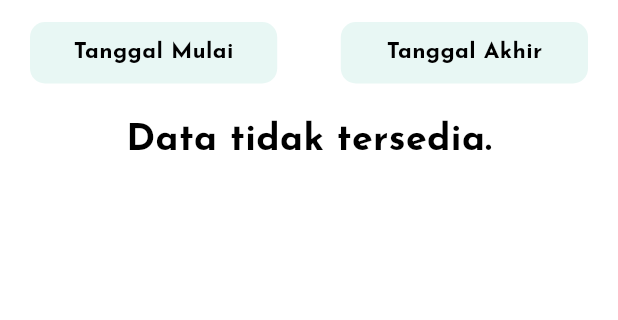
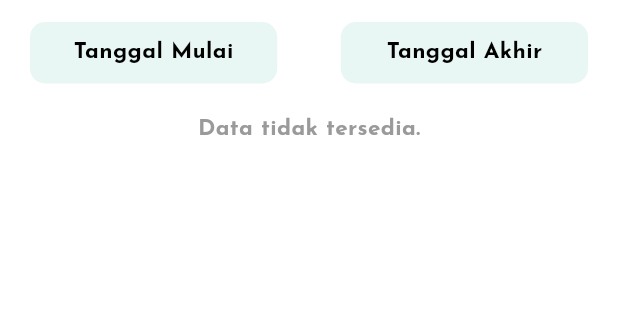
Before and after one commit to adimaulanaa/mitask, a Flutter app: the screen it shows after launch, after a tap on an icon or button, on a phone screen of 412 x 824 dp, the part 62-382 px from its top. Run offline on Flutter 3.47's test engine with Material 3 defaults, Android fonts, the phone set to English and light mode, and no system bars; our stand-ins replace dartz, equatable, flutter_bloc, flutter_svg, get_it, permission_handler and 3 more; accounts and stored records are empty.

Commit message:
fix other view

```diff
--- a/lib/core/config/config_resources.dart
+++ b/lib/core/config/config_resources.dart
@@ -17,7 +17,7 @@ class StringResources {
 
   //! Dashboard
   static const String title = "Title...";
-  static const String subtitle = "Sub Title...";
+  static const String subtitle = "Subtitle...";
   static const String notes = "Notes...";
   static const String type = "Tipe...";
 
--- /dev/null
+++ b/lib/core/utils/data_empty.dart
@@ -0,0 +1,14 @@
+import 'package:flutter/material.dart';
+import 'package:mitask/core/media/media_text.dart';
+
+Widget dataIsEmpty() {
+  return Center(
+    child: Text(
+      'Data tidak tersedia.',
+      style: greyTextstyle.copyWith(
+        fontSize: 15,
+        fontWeight: bold,
+      ),
+    ),
+  );
+}
--- a/lib/features/dashboard/presentation/pages/create_task_screen.dart
+++ b/lib/features/dashboard/presentation/pages/create_task_screen.dart
@@ -34,7 +34,7 @@ class _CreateTaskScreenState extends State<CreateTaskScreen> {
   DateTime? dateOn;
   String? selectedType;
   String inDay = '';
-  List<String> listType = ['Work', 'Personal'];
+  List<String> listType = ['Work', 'Personal', 'Dll'];
 
   @override
   void initState() {
--- a/lib/features/dashboard/presentation/pages/dashboard_screen.dart
+++ b/lib/features/dashboard/presentation/pages/dashboard_screen.dart
@@ -6,6 +6,7 @@ import 'package:mitask/core/config/config_resources.dart';
 import 'package:mitask/core/media/media_colors.dart';
 import 'package:mitask/core/media/media_res.dart';
 import 'package:mitask/core/media/media_text.dart';
+import 'package:mitask/core/utils/data_empty.dart';
 import 'package:mitask/core/utils/loading_helpers.dart';
 import 'package:mitask/core/utils/popup_information_task.dart';
 import 'package:mitask/core/utils/snackbar_extension.dart';
@@ -128,10 +129,12 @@ class _DashboardScreenState extends State<DashboardScreen> {
             }
           } else if (state is DeleteTaskSuccess) {
             if (state.data.isSucces) {
+              getDash();
               getTask(filterDate);
             }
           } else if (state is ChangeDateTaskSuccess) {
             if (state.data.isSucces) {
+              getDash();
               getTask(filterDate);
             } else {
               context.showErrorSnackBar(
@@ -165,8 +168,9 @@ class _DashboardScreenState extends State<DashboardScreen> {
     );
   }
 
-  Column _bodyData(BuildContext context, Size size) {
-    return Column(
+  Widget _bodyData(BuildContext context, Size size) {
+    return SafeArea(
+      child: Column(
         children: [
           Container(
             height: size.height * 0.31,
@@ -291,6 +295,7 @@ class _DashboardScreenState extends State<DashboardScreen> {
           ),
           SizedBox(height: size.height * 0.01),
         ],
+      ),
     );
   }
 
@@ -315,16 +320,6 @@ class _DashboardScreenState extends State<DashboardScreen> {
       ),
     );
   }
-
-  Widget dataIsEmpty() => Center(
-        child: Text(
-          'Data tidak tersedia.',
-          style: blackTextstyle.copyWith(
-            fontSize: 25,
-            fontWeight: bold,
-          ),
-        ),
-      );
 
   Row infoTitleTask(String icon, value, name) {
     return Row(
@@ -414,15 +409,15 @@ class _DashboardScreenState extends State<DashboardScreen> {
 
   void reloadTask(String id, String date) {
     bool inputDate = isValidDate(date);
-    if (!inputDate) {
+    if (inputDate) {
+      context
+          .read<DashboardBloc>()
+          .add(ChangeDateTask(id: id.toString(), date: date));
+    } else {
       context.showErrorSnackBar(
         'Tanggal tidak tersedia, coba lagi',
         onNavigate: () {}, // bottom close
       );
-    } else {
-      context
-          .read<DashboardBloc>()
-          .add(ChangeDateTask(id: id.toString(), date: date));
     }
   }
 
--- a/lib/features/report/presentation/pages/report_screen.dart
+++ b/lib/features/report/presentation/pages/report_screen.dart
@@ -6,6 +6,7 @@ import 'package:mitask/core/config/config_resources.dart';
 import 'package:mitask/core/media/media_colors.dart';
 import 'package:mitask/core/media/media_res.dart';
 import 'package:mitask/core/media/media_text.dart';
+import 'package:mitask/core/utils/data_empty.dart';
 import 'package:mitask/core/utils/loading_helpers.dart';
 import 'package:mitask/core/utils/popup_information_task.dart';
 import 'package:mitask/core/utils/snackbar_extension.dart';
@@ -204,16 +205,6 @@ class _ReportScreenState extends State<ReportScreen> {
     );
   }
 
-  Widget dataIsEmpty() => Center(
-        child: Text(
-          'Data tidak tersedia.',
-          style: blackTextstyle.copyWith(
-            fontSize: 25,
-            fontWeight: bold,
-          ),
-        ),
-      );
-
   Container exportImport(Size size, String title, icons) {
     return Container(
       width: size.width * 0.4,
```
Also changed, not shown: lib/core/utils/popup_information_task.dart (+34 -40 lines). Lines whose indentation alone changed are shown as unchanged.
